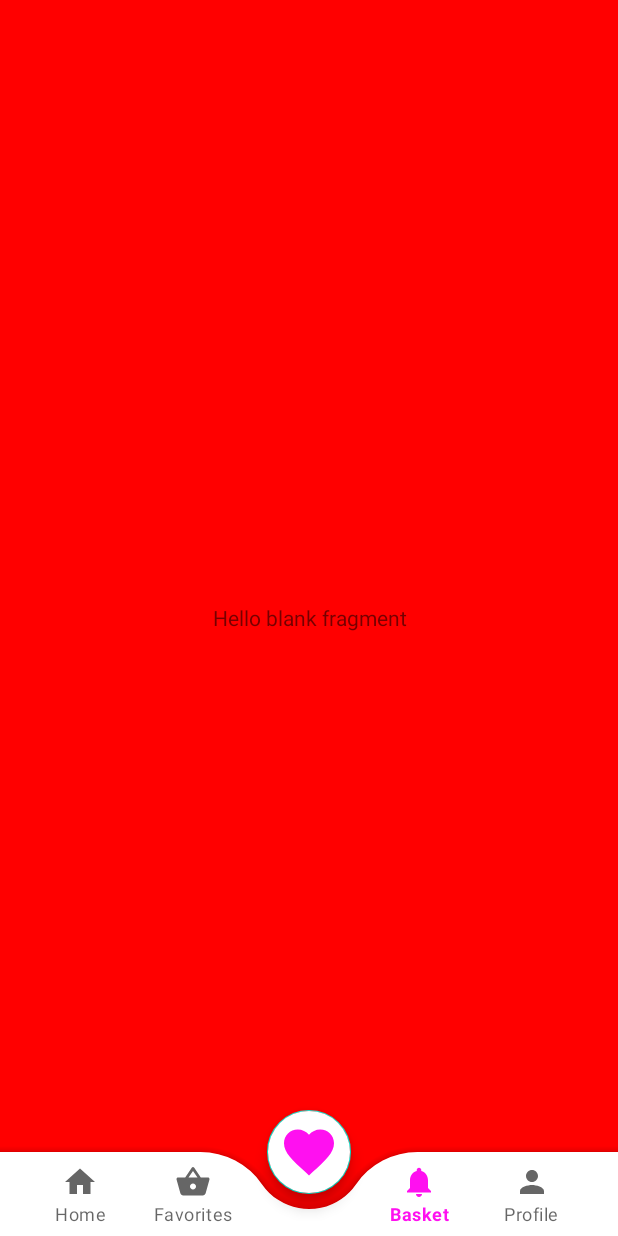
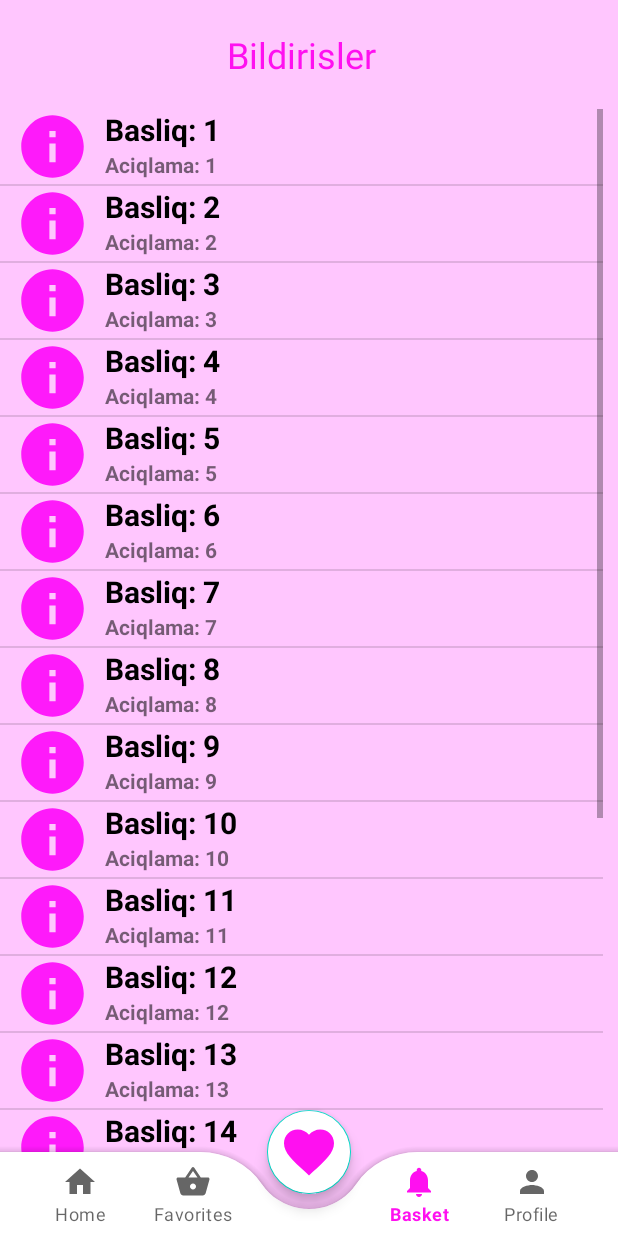
Before and after one commit to metlebrustemov/PinkStore, an Android app: the screen it shows after launch (MainActivity), item 4 of the bottom bar chosen, on a phone screen of 412 x 824 dp. Run offline under Robolectric (Android 15) with nearby library versions, the phone set to English and light mode, and no system bars.

Commit message:
bildirislewr sehifesi elave edildi

```diff
--- a/app/src/main/java/az/metleb/pinkstore/adapters/BasketAdapter.java
+++ b/app/src/main/java/az/metleb/pinkstore/adapters/BasketAdapter.java
@@ -37,7 +37,6 @@ public class BasketAdapter extends ArrayAdapter<ProductModel> {
         View v = convertView;
 
         if (v == null) {
-            // getting reference to the main layout and initializing
             LayoutInflater inflater = (LayoutInflater)getContext().getSystemService(Context.LAYOUT_INFLATER_SERVICE);
             v = inflater.inflate(this.resource, null);
         }
--- /dev/null
+++ b/app/src/main/java/az/metleb/pinkstore/adapters/NotificationAdapter.java
@@ -0,0 +1,45 @@
+package az.metleb.pinkstore.adapters;
+
+import android.content.Context;
+import android.view.LayoutInflater;
+import android.view.View;
+import android.view.ViewGroup;
+import android.widget.ArrayAdapter;
+import android.widget.TextView;
+
+import androidx.annotation.NonNull;
+import androidx.annotation.Nullable;
+
+import az.metleb.pinkstore.R;
+
+public class NotificationAdapter extends ArrayAdapter {
+    private Context context;
+    private int resource;
+    public NotificationAdapter(@NonNull Context context, int resource) {
+        super(context, resource);
+        this.context = context;
+        this.resource = resource;
+    }
+
+    @Override
+    public int getCount() {
+        return  20;
+    }
+
+    @NonNull
+    @Override
+    public View getView(int position, @Nullable View convertView, @NonNull ViewGroup parent) {
+        View v = convertView;
+
+        if (v == null) {
+            LayoutInflater inflater = (LayoutInflater)getContext().getSystemService(Context.LAYOUT_INFLATER_SERVICE);
+            v = inflater.inflate(this.resource, null);
+        }
+
+        TextView title = (TextView) v.findViewById(R.id.notificationTitle);
+        title.setText(String.format("Basliq: %d", position+1));
+        TextView description = (TextView) v.findViewById(R.id.notificationDescription);
+        description.setText(String.format("Aciqlama: %d", position+1));
+        return  v;
+    }
+}
--- a/app/src/main/java/az/metleb/pinkstore/fragments/NotificationFragment.java
+++ b/app/src/main/java/az/metleb/pinkstore/fragments/NotificationFragment.java
@@ -7,8 +7,10 @@ import androidx.fragment.app.Fragment;
 import android.view.LayoutInflater;
 import android.view.View;
 import android.view.ViewGroup;
+import android.widget.ListView;
 
 import az.metleb.pinkstore.R;
+import az.metleb.pinkstore.adapters.NotificationAdapter;
 
 
 public class NotificationFragment extends Fragment {
@@ -17,7 +19,10 @@ public class NotificationFragment extends Fragment {
     @Override
     public View onCreateView(LayoutInflater inflater, ViewGroup container,
                              Bundle savedInstanceState) {
-        // Inflate the layout for this fragment
-        return inflater.inflate(R.layout.fragment_notification, container, false);
+        View v =  inflater.inflate(R.layout.fragment_notification, container, false);
+        ListView listView = v.findViewById(R.id.notificationsList);
+        NotificationAdapter adapter = new NotificationAdapter(getContext(), R.layout.notification_list_item);
+        listView.setAdapter(adapter);
+        return v;
     }
 }
--- /dev/null
+++ b/app/src/main/res/drawable/baseline_info_24.xml
@@ -0,0 +1,5 @@
+<vector android:height="50dp" android:tint="#FE1AFA"
+    android:viewportHeight="24" android:viewportWidth="24"
+    android:width="50dp" xmlns:android="http://schemas.android.com/apk/res/android">
+    <path android:fillColor="@android:color/white" android:pathData="M12,2C6.48,2 2,6.48 2,12s4.48,10 10,10 10,-4.48 10,-10S17.52,2 12,2zM13,17h-2v-6h2v6zM13,9h-2L11,7h2v2z"/>
+</vector>
--- a/app/src/main/res/layout/fragment_notification.xml
+++ b/app/src/main/res/layout/fragment_notification.xml
@@ -3,14 +3,29 @@
     xmlns:tools="http://schemas.android.com/tools"
     android:layout_width="match_parent"
     android:layout_height="match_parent"
-    android:background="#ffff0000"
+    android:background="#93FF9CFD"
     tools:context=".fragments.NotificationFragment">
 
-    <!-- TODO: Update blank fragment layout -->
-    <TextView
-        android:layout_width="match_parent"
-        android:layout_height="match_parent"
-        android:gravity="center"
-        android:text="@string/hello_blank_fragment" />
+   <LinearLayout
+       android:layout_width="match_parent"
+       android:layout_height="match_parent"
+       android:layout_marginRight="10dp"
+       android:layout_marginBottom="55dp"
+android:orientation="vertical">
 
+       <TextView
+           android:layout_width="match_parent"
+           android:layout_height="wrap_content"
+           android:layout_marginTop="20dp"
+           android:layout_marginBottom="20dp"
+           android:text="Bildirisler"
+           android:textAlignment="center"
+           android:textColor="@color/pink"
+           android:textSize="24sp" />
+
+       <ListView
+           android:id="@+id/notificationsList"
+           android:layout_width="match_parent"
+           android:layout_height="match_parent" />
+   </LinearLayout>
 </FrameLayout>
--- /dev/null
+++ b/app/src/main/res/layout/notification_list_item.xml
@@ -0,0 +1,37 @@
+<?xml version="1.0" encoding="utf-8"?>
+<LinearLayout xmlns:android="http://schemas.android.com/apk/res/android"
+    android:layout_width="match_parent"
+    android:gravity="center_vertical"
+    android:layout_marginBottom="10dp"
+    android:layout_height="wrap_content">
+
+    <ImageView
+        android:layout_width="wrap_content"
+        android:layout_height="wrap_content"
+        android:layout_marginRight="10dp"
+        android:layout_marginLeft="10dp"
+        android:src="@drawable/baseline_info_24"/>
+
+    <LinearLayout
+        android:layout_width="match_parent"
+        android:layout_height="match_parent"
+        android:orientation="vertical">
+
+        <TextView
+            android:id="@+id/notificationTitle"
+            android:layout_width="match_parent"
+            android:layout_height="wrap_content"
+            android:text="Title text"
+            android:textColor="@color/black"
+            android:textSize="20sp"
+            android:textStyle="bold" />
+
+        <TextView
+            android:id="@+id/notificationDescription"
+            android:layout_width="match_parent"
+            android:layout_height="wrap_content"
+            android:textStyle="bold"
+            android:text="Info text" />
+    </LinearLayout>
+
+</LinearLayout>
```
